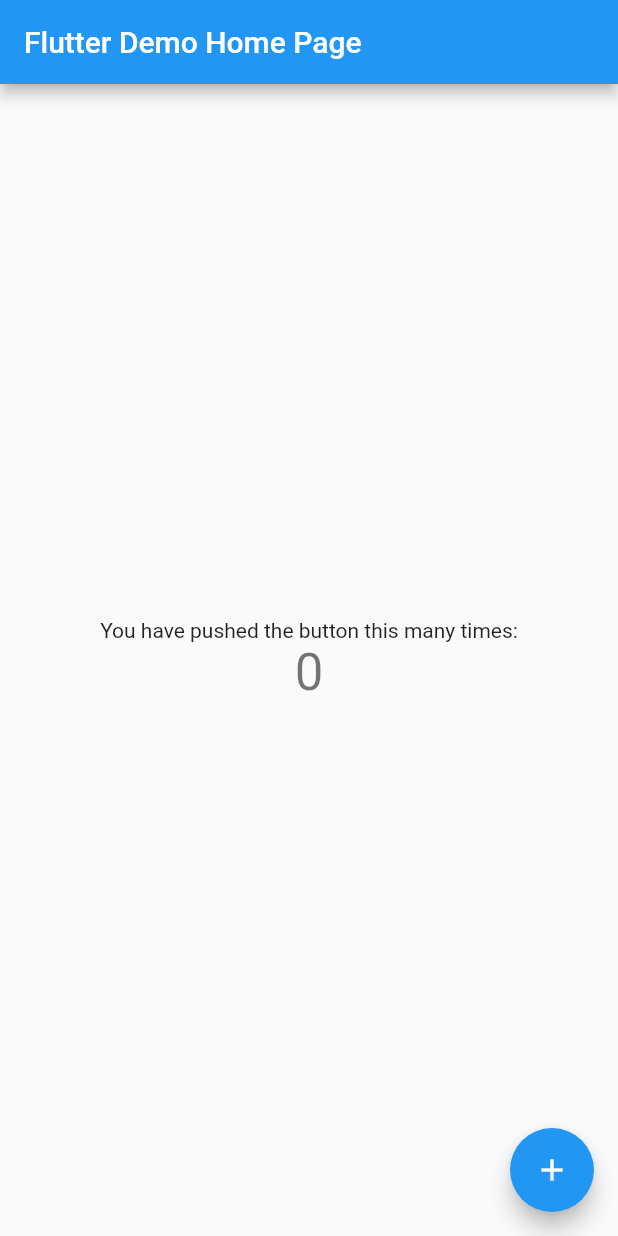
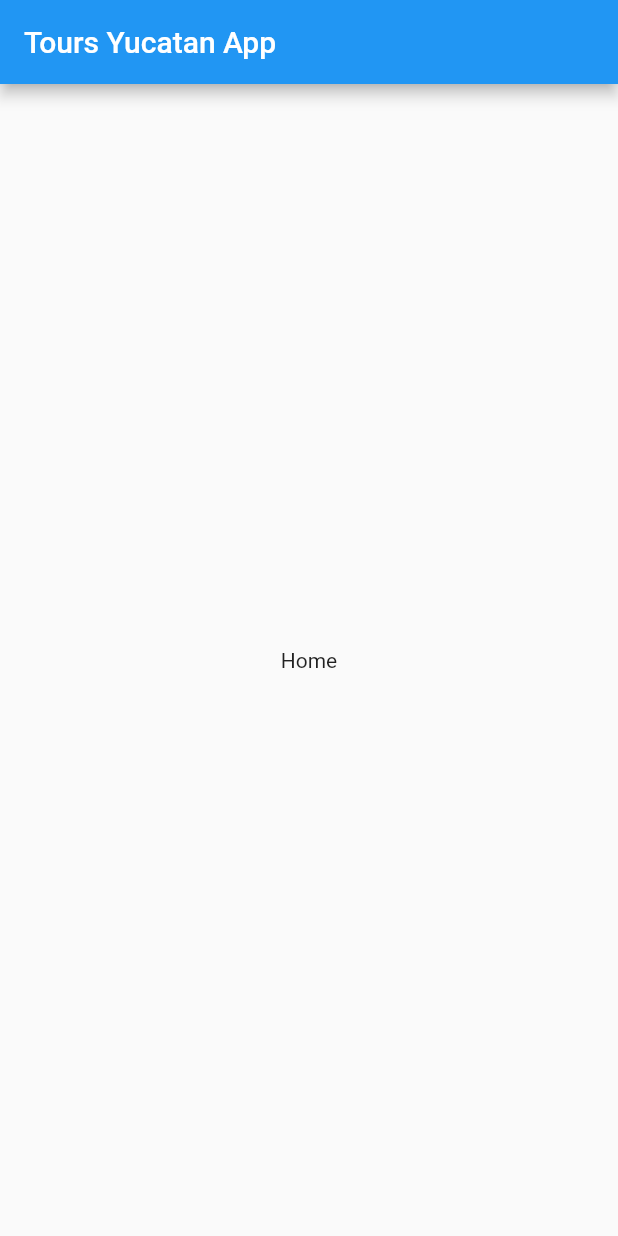
Before and after one commit to eduardoromero26/vendor_pos, a Flutter app: the screen it shows after launch, on a phone screen of 412 x 824 dp. Run offline on Flutter 3.47's test engine with Material 2 defaults, Android fonts, the phone set to English and light mode, and no system bars.

```diff
--- a/lib/main.dart
+++ b/lib/main.dart
@@ -1,3 +1,4 @@
+import 'package:eco_tours_yucatan/screens/home/home.dart';
 import 'package:flutter/material.dart';
 
 void main() {
@@ -7,109 +8,14 @@
 class MyApp extends StatelessWidget {
   const MyApp({super.key});
 
-  // This widget is the root of your application.
   @override
   Widget build(BuildContext context) {
     return MaterialApp(
-      title: 'Flutter Demo',
+      title: 'Tours Yucatan App',
       theme: ThemeData(
-        // This is the theme of your application.
-        //
-        // Try running your application with "flutter run". You'll see the
-        // application has a blue toolbar. Then, without quitting the app, try
-        // changing the primarySwatch below to Colors.green and then invoke
-        // "hot reload" (press "r" in the console where you ran "flutter run",
-        // or simply save your changes to "hot reload" in a Flutter IDE).
-        // Notice that the counter didn't reset back to zero; the application
-        // is not restarted.
         primarySwatch: Colors.blue,
       ),
-      home: const MyHomePage(title: 'Flutter Demo Home Page'),
+      home: const HomeScreen(),
     );
   }
 }
-
-class MyHomePage extends StatefulWidget {
-  const MyHomePage({super.key, required this.title});
-
-  // This widget is the home page of your application. It is stateful, meaning
-  // that it has a State object (defined below) that contains fields that affect
-  // how it looks.
-
-  // This class is the configuration for the state. It holds the values (in this
-  // case the title) provided by the parent (in this case the App widget) and
-  // used by the build method of the State. Fields in a Widget subclass are
-  // always marked "final".
-
-  final String title;
-
-  @override
-  State<MyHomePage> createState() => _MyHomePageState();
-}
-
-class _MyHomePageState extends State<MyHomePage> {
-  int _counter = 0;
-
-  void _incrementCounter() {
-    setState(() {
-      // This call to setState tells the Flutter framework that something has
-      // changed in this State, which causes it to rerun the build method below
-      // so that the display can reflect the updated values. If we changed
-      // _counter without calling setState(), then the build method would not be
-      // called again, and so nothing would appear to happen.
-      _counter++;
-    });
-  }
-
-  @override
-  Widget build(BuildContext context) {
-    // This method is rerun every time setState is called, for instance as done
-    // by the _incrementCounter method above.
-    //
-    // The Flutter framework has been optimized to make rerunning build methods
-    // fast, so that you can just rebuild anything that needs updating rather
-    // than having to individually change instances of widgets.
-    return Scaffold(
-      appBar: AppBar(
-        // Here we take the value from the MyHomePage object that was created by
-        // the App.build method, and use it to set our appbar title.
-        title: Text(widget.title),
-      ),
-      body: Center(
-        // Center is a layout widget. It takes a single child and positions it
-        // in the middle of the parent.
-        child: Column(
-          // Column is also a layout widget. It takes a list of children and
-          // arranges them vertically. By default, it sizes itself to fit its
-          // children horizontally, and tries to be as tall as its parent.
-          //
-          // Invoke "debug painting" (press "p" in the console, choose the
-          // "Toggle Debug Paint" action from the Flutter Inspector in Android
-          // Studio, or the "Toggle Debug Paint" command in Visual Studio Code)
-          // to see the wireframe for each widget.
-          //
-          // Column has various properties to control how it sizes itself and
-          // how it positions its children. Here we use mainAxisAlignment to
-          // center the children vertically; the main axis here is the vertical
-          // axis because Columns are vertical (the cross axis would be
-          // horizontal).
-          mainAxisAlignment: MainAxisAlignment.center,
-          children: <Widget>[
-            const Text(
-              'You have pushed the button this many times:',
-            ),
-            Text(
-              '$_counter',
-              style: Theme.of(context).textTheme.headlineMedium,
-            ),
-          ],
-        ),
-      ),
-      floatingActionButton: FloatingActionButton(
-        onPressed: _incrementCounter,
-        tooltip: 'Increment',
-        child: const Icon(Icons.add),
-      ), // This trailing comma makes auto-formatting nicer for build methods.
-    );
-  }
-}
--- /dev/null
+++ b/lib/screens/home/home.dart
@@ -0,0 +1,17 @@
+import 'package:flutter/material.dart';
+
+class HomeScreen extends StatelessWidget {
+  const HomeScreen({super.key});
+
+  @override
+  Widget build(BuildContext context) {
+    return Scaffold(
+      appBar: AppBar(
+        title: const Text('Tours Yucatan App'),
+      ),
+      body: const Center(
+        child: Text('Home'),
+      ),
+    );
+  }
+}
--- /dev/null
+++ b/lib/style/colors.dart
@@ -0,0 +1,8 @@
+import 'package:flutter/material.dart';
+
+class ColorTheme {
+  static const Color primaryColor = Color(0xFF20B08E);
+  static const Color secondaryColor = Color(0xFF000);
+  static const Color backgroundColor = Color(0xFF1E1E1E);
+  static const Color whiteColor = Color(0xFFFFFFFF);
+}
```
Also changed, not shown: pubspec.yaml (+7 -64 lines), assets/fonts/avenir_regular.otf (added), lib/utils/constants.dart (added).
